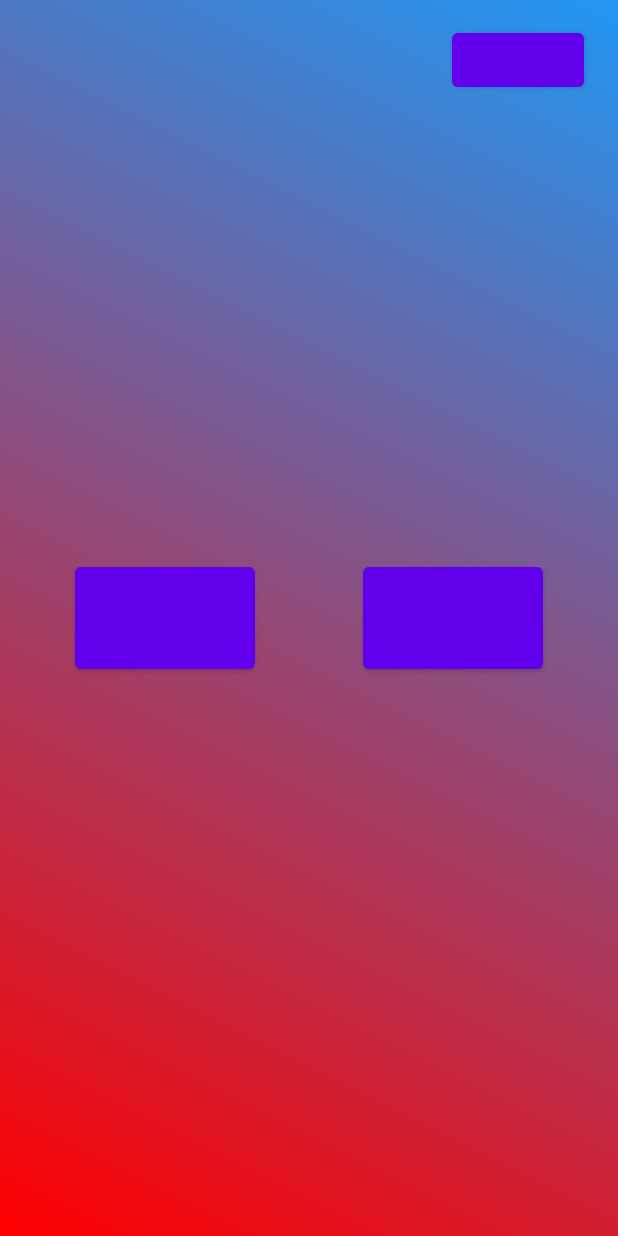
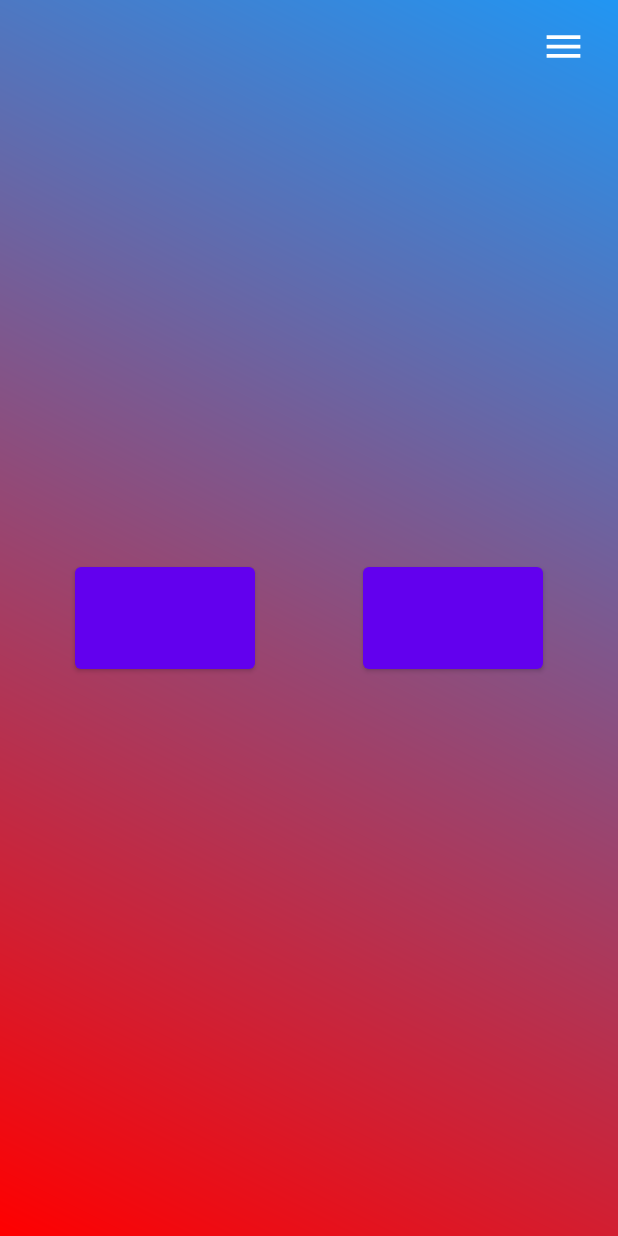
Before and after one commit to Egorchik4/iLink, an Android app: the layout menu_fragment.xml on its own in the app's theme, with its tools: preview values and no code run, on a phone screen of 412 x 824 dp. Run offline under Robolectric (Android 15) with nearby library versions, the phone set to English and light mode, and no system bars.

Commit message:
Beta 0.1.1

```diff
--- /dev/null
+++ b/app/src/main/res/drawable/ic_like.xml
@@ -0,0 +1,5 @@
+<vector android:height="24dp" android:tint="#100F0F"
+    android:viewportHeight="24" android:viewportWidth="24"
+    android:width="24dp" xmlns:android="http://schemas.android.com/apk/res/android">
+    <path android:fillColor="@android:color/white" android:pathData="M19,3L5,3c-1.11,0 -2,0.9 -2,2v14c0,1.1 0.89,2 2,2h14c1.11,0 2,-0.9 2,-2L21,5c0,-1.1 -0.89,-2 -2,-2zM10,17l-5,-5 1.41,-1.41L10,14.17l7.59,-7.59L19,8l-9,9z"/>
+</vector>
--- /dev/null
+++ b/app/src/main/res/drawable/ic_menu.xml
@@ -0,0 +1,10 @@
+<vector android:height="24dp"
+    android:tint="#FFFFFF"
+    android:viewportHeight="24"
+    android:viewportWidth="24"
+    android:width="24dp"
+    xmlns:android="http://schemas.android.com/apk/res/android">
+
+  <path android:fillColor="@android:color/white"
+      android:pathData="M3,18h18v-2L3,16v2zM3,13h18v-2L3,11v2zM3,6v2h18L21,6L3,6z"/>
+</vector>
--- /dev/null
+++ b/app/src/main/res/drawable/ic_return.xml
@@ -0,0 +1,5 @@
+<vector android:autoMirrored="true" android:height="24dp"
+    android:tint="#100F0F" android:viewportHeight="24"
+    android:viewportWidth="24" android:width="24dp" xmlns:android="http://schemas.android.com/apk/res/android">
+    <path android:fillColor="@android:color/white" android:pathData="M20,11H7.83l5.59,-5.59L12,4l-8,8 8,8 1.41,-1.41L7.83,13H20v-2z"/>
+</vector>
--- a/app/src/main/res/layout/menu_fragment.xml
+++ b/app/src/main/res/layout/menu_fragment.xml
@@ -25,21 +25,11 @@
         app:layout_constraintEnd_toEndOf="parent"
         app:layout_constraintTop_toTopOf="parent" />
 
-    <Button
-        android:id="@+id/buttonlike"
-        android:layout_width="wrap_content"
-        android:layout_height="wrap_content"
-        android:visibility="gone"
-        app:layout_constraintEnd_toEndOf="@+id/frameLayout"
-        app:layout_constraintHorizontal_bias="0.97"
-        app:layout_constraintStart_toStartOf="@+id/frameLayout"
-        app:layout_constraintTop_toTopOf="@+id/frameLayout" />
-
     <FrameLayout
         android:id="@+id/frameLayout"
         android:layout_width="360dp"
         android:layout_height="360dp"
-        android:visibility="invisible"
+        android:visibility="visible"
         app:layout_constraintBottom_toBottomOf="parent"
         app:layout_constraintEnd_toEndOf="parent"
         app:layout_constraintStart_toStartOf="parent"
@@ -55,17 +45,27 @@
 
     </FrameLayout>
 
-    <Button
+    <ImageView
         android:id="@+id/bSpisok"
-        android:layout_width="wrap_content"
-        android:layout_height="wrap_content"
-        android:layout_marginStart="301dp"
-        android:layout_marginTop="16dp"
-        android:layout_marginEnd="16dp"
+        android:layout_width="30dp"
+        android:layout_height="30dp"
+        android:layout_marginEnd="6dp"
+        app:layout_constraintBottom_toBottomOf="parent"
         app:layout_constraintEnd_toEndOf="parent"
-        app:layout_constraintHorizontal_bias="0.0"
+        app:layout_constraintHorizontal_bias="0.96"
         app:layout_constraintStart_toStartOf="parent"
-        app:layout_constraintTop_toTopOf="parent" />
+        app:layout_constraintTop_toTopOf="parent"
+        app:layout_constraintVertical_bias="0.01999998"
+        app:srcCompat="@drawable/ic_menu" />
+
+    <ImageView
+        android:id="@+id/buttonlike"
+        android:layout_width="40dp"
+        android:layout_height="40dp"
+        android:visibility="gone"
+        app:layout_constraintBottom_toBottomOf="@+id/frameLayout"
+        app:layout_constraintEnd_toEndOf="@+id/frameLayout"
+        app:srcCompat="@drawable/ic_like" />
 
 
 </androidx.constraintlayout.widget.ConstraintLayout>
```
Also changed, not shown: app/src/main/java/com/example/myapplication/data/File.kt (+2 -5 lines), app/src/main/java/com/example/myapplication/screens/menu/MenuFragment.kt (+24 -29 lines), app/src/main/java/com/example/myapplication/screens/menu/MenuViewModel.kt (+19 -15 lines), app/src/main/java/com/example/myapplication/screens/photos/PhotoFragment.kt (+23 -23 lines), app/src/main/java/com/example/myapplication/screens/photos/PhotoViewModel.kt (+29 -48 lines), app/src/main/java/com/example/myapplication/screens/photos/RecyclerAdapter.kt (+91 -59 lines), app/src/main/res/drawable/ic_delete.xml (added, +14 -0 lines), app/src/main/res/drawable/ic_delete_all.xml (added, +9 -0 lines), app/src/main/res/layout/photo_fragment.xml (+31 -28 lines).
